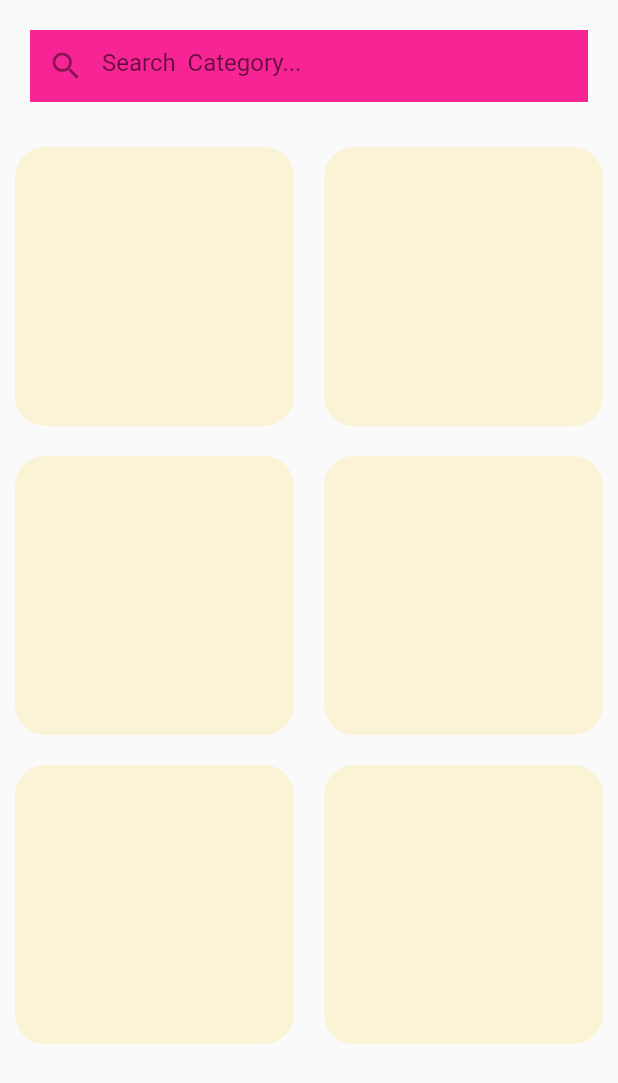
After one commit to villalobos19diego/si-noApp, a Flutter app: the ScreenCategories screen opened directly, on a phone screen of 412 x 824 dp. The commit adds this screen. Shown: the top 1083 px of the screen. Run offline on Flutter 3.47's test engine with Material 2 defaults, Android fonts, the phone set to English and light mode, and no system bars; missing offline and left inert: fluid_bottom_nav_bar.

Commit message:
se agrego una categoria

```diff
--- /dev/null
+++ b/lib/category.dart
@@ -0,0 +1,131 @@
+import 'package:flutter/material.dart';
+
+
+
+
+
+class ScreenCategories extends StatelessWidget {
+  const ScreenCategories({super.key});
+
+  @override
+  Widget build(BuildContext context) {
+    return Scaffold(
+      body: Column(
+
+        children: [
+          Container(
+
+            margin: const EdgeInsets.symmetric(horizontal: 20.0, vertical: 20.0),
+            decoration: BoxDecoration(
+
+
+             // borderRadius: BorderRadius.circular(20.0),
+              color: Color.fromARGB(255, 247, 36, 149,),
+            ),
+            child: TextField(
+              decoration: const InputDecoration(
+
+                hintText: 'Search  Category...',
+                prefixIcon: Icon(Icons.search),
+                border: InputBorder.none,
+              ),
+              onChanged: (value) {
+                // Acción al cambiar el texto de búsqueda
+              },
+            ),
+          ),
+          Expanded(
+            child: Center(
+              child: GridView.count(
+                crossAxisCount: 2,
+
+                padding: EdgeInsets.all(10.0),
+                childAspectRatio: 1.0, // Cambia este valor para ajustar el tamaño
+                mainAxisSpacing: 20.0,
+                crossAxisSpacing: 20.0,
+                children: [
+                  CustomImageButton(
+                    image: '',
+                    onPressed: () {
+
+                      // Acción al presionar el botón 1
+                    },
+                  ),
+                  CustomImageButton(
+                    image: '',
+                    onPressed: () {
+                      // Acción al presionar el botón 2
+                    },
+                  ),
+                  CustomImageButton(
+                    image: '',
+                    onPressed: () {
+                      // Acción al presionar el botón 3
+                    },
+                  ),
+                  CustomImageButton(
+                    image: '',
+                    onPressed: () {
+                      // Acción al presionar el botón 4
+                    },
+                  ),
+                  CustomImageButton(
+                    image: '',
+
+                    onPressed: () {
+                      // Acción al presionar el botón 5
+                    },
+                  ),
+                  CustomImageButton(
+                    image: '',
+                    onPressed: () {
+                      // Acción al presionar el botón 6
+                    },
+                  ),
+                ],
+              ),
+            ),
+          ),
+        ],
+      ),
+    );
+  }
+}
+
+class CustomImageButton extends StatelessWidget {
+  final String image;
+  final VoidCallback onPressed;
+
+  const CustomImageButton({super.key, required this.image, required this.onPressed});
+
+  @override
+  Widget build(BuildContext context) {
+    return InkWell(
+      borderRadius: BorderRadius.circular(20.0),
+      onTap: onPressed,
+  splashColor: Colors.amber,
+      child: Container(
+
+        width: 20, // Ancho personalizado del contenedor
+        height: 20, // Alto personalizado del contenedor
+        decoration: BoxDecoration(
+
+          borderRadius: BorderRadius.circular(20.0),
+
+          color: const Color.fromARGB(49, 255, 214, 64),
+
+
+        ),
+        child: Center(
+          child: Image.asset(
+
+            image,
+            width: 0, // Ancho personalizado de la imagen
+            height: 0, // Alto personalizado de la imagen
+            fit: BoxFit.cover,
+          ),
+        ),
+      ),
+    );
+  }
+}
--- a/lib/my_app.dart
+++ b/lib/my_app.dart
@@ -10,6 +10,7 @@ class MyApp extends StatelessWidget {
     return const MaterialApp(
       debugShowCheckedModeBanner: false,
       home: MyHomePage(),
+
     );
   }
 }
--- a/lib/my_bottom_navigation_bar.dart
+++ b/lib/my_bottom_navigation_bar.dart
@@ -15,7 +15,7 @@ class MyBottomNavigationBar extends StatelessWidget {
         FluidNavBarIcon(icon: Icons.home, backgroundColor: Colors.pink, extras: {'label': 'Inicio'}),
 
         FluidNavBarIcon(icon: Icons.apps_sharp, backgroundColor: Colors.pink, extras: {'label': 'Otra Página'}),
-        FluidNavBarIcon(icon: Icons.shopping_cart_rounded, backgroundColor: Colors.pink, extras: {'label': 'Perfil'}),
+        FluidNavBarIcon(icon: Icons.shopping_cart_rounded, backgroundColor: Colors.pink, extras: {'label': 'Categoria'}),
 
         FluidNavBarIcon(icon: Icons.person, backgroundColor: Colors.pink, extras: {'label': 'Carrito'}),
       ],
--- a/lib/my_home_page.dart
+++ b/lib/my_home_page.dart
@@ -1,5 +1,5 @@
 import 'package:flutter/material.dart';
-import 'package:untitled/email/screen/register_screen.dart';
+import 'package:untitled/email/screen/rEmailegister_screen.dart';
 import 'package:untitled/my_bottom_navigation_bar.dart';
 
 
@@ -27,7 +27,7 @@ class _MyHomePageState extends State<MyHomePage> {
     return Scaffold(
 
 
-      appBar: null,
+
       body:
 
 
@@ -42,6 +42,7 @@ class _MyHomePageState extends State<MyHomePage> {
           if (index == 3) {
             _toggleRegistration();
           }
+
         },
       ),
 
@@ -49,6 +50,7 @@ class _MyHomePageState extends State<MyHomePage> {
 
 
     );
+
   }
 
   Widget buildMainContent() {
--- a/pubspec.yaml
+++ b/pubspec.yaml
@@ -62,7 +62,8 @@ flutter:
   uses-material-design: true
 
   # To add assets to your application, add an assets section, like this:
-  # assets:
+  assets:
+
   #   - images/a_dot_burr.jpeg
   #   - images/a_dot_ham.jpeg
 
```
Also changed, not shown: lib/email/screen/rEmailegister_screen.dart (renamed from lib/email/screen/register_screen.dart).
